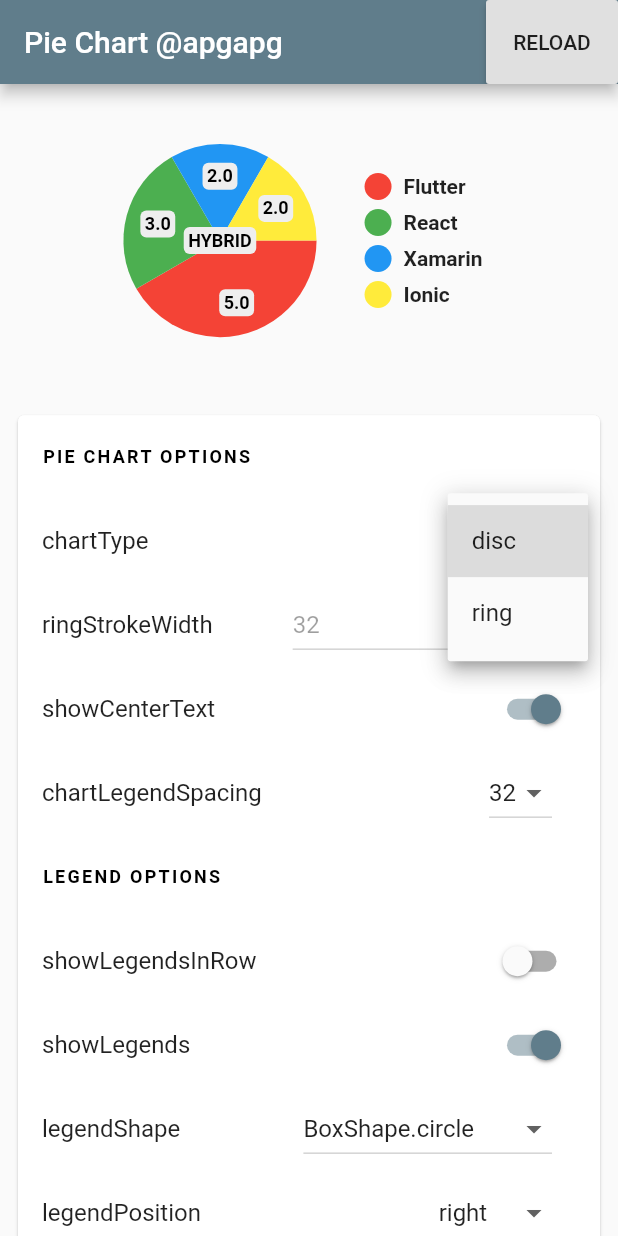
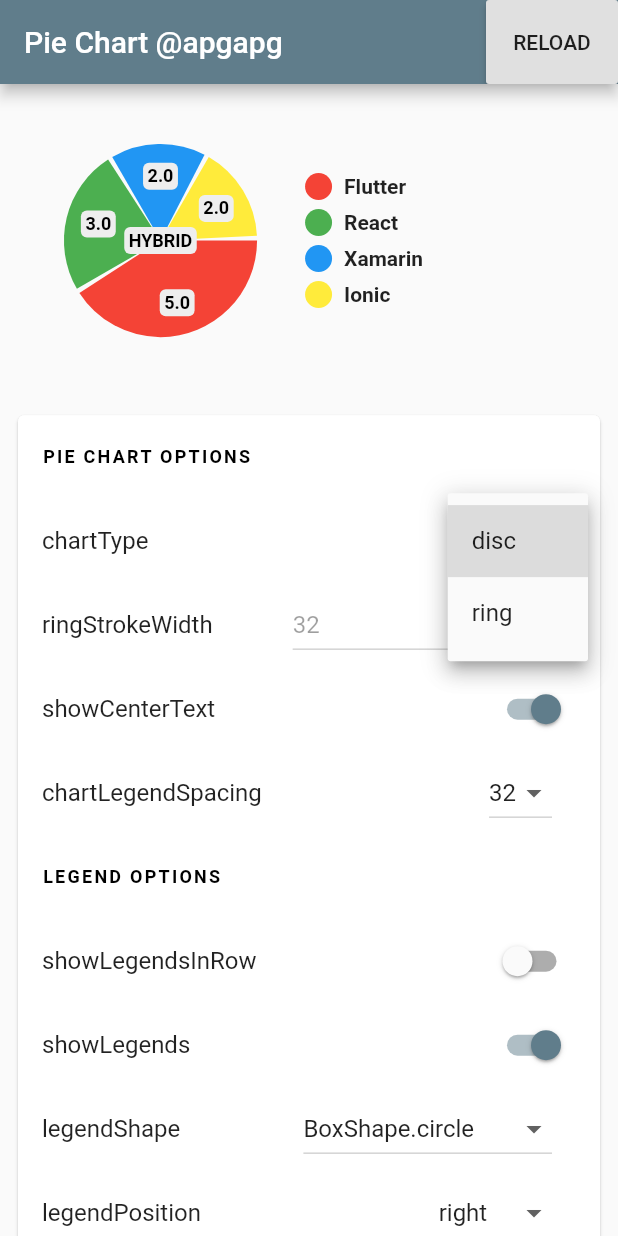
Before and after one commit to apgapg/pie_chart, a Flutter app: the screen it shows after launch, after a tap on "disc", on a phone screen of 412 x 824 dp. Run offline on Flutter 3.47's test engine with Material 2 defaults, Android fonts, the phone set to English and light mode, and no system bars.

Commit message:
add border for chart arcs
add ability to set legend width and height

fix: legend title overflow issue / legend title overflowed by chart

code cleanup

```diff
--- a/lib/src/chart_painter.dart
+++ b/lib/src/chart_painter.dart
@@ -1,14 +1,15 @@
 import 'dart:math' as math;
 
 import 'package:flutter/material.dart';
-import 'package:pie_chart/pie_chart.dart';
+
+import '../pie_chart.dart';
 
 class PieChartPainter extends CustomPainter {
-  List<Paint> _paintList = [];
+  final List<Paint> _paintList = [];
   late List<double> _subParts;
   List<String>? _subTitles;
   double _total = 0;
-  double _totalAngle = math.pi * 2;
+  final double _totalAngle = math.pi * 2;
 
   final TextStyle? chartValueStyle;
   final Color? chartValueBackgroundColor;
@@ -23,6 +24,7 @@ class PieChartPainter extends CustomPainter {
   final Function? formatChartValues;
   final double? strokeWidth;
   final Color? emptyColor;
+  final double border;
 
   double _prevAngle = 0;
 
@@ -44,13 +46,15 @@ class PieChartPainter extends CustomPainter {
     this.formatChartValues,
     this.strokeWidth,
     this.emptyColor,
+    this.border = .05,
   }) {
     _total = values.fold(0, (v1, v2) => v1 + v2);
-    for (int i = 0; i < values.length; i++) {
+    for (var i = 0; i < values.length; i++) {
       final paint = Paint()..color = getColor(colorList, i);
       if (chartType == ChartType.ring) {
-        paint.style = PaintingStyle.stroke;
-        paint.strokeWidth = strokeWidth!;
+        paint
+          ..style = PaintingStyle.stroke
+          ..strokeWidth = strokeWidth!;
       }
       _paintList.add(paint);
     }
@@ -64,48 +68,48 @@ class PieChartPainter extends CustomPainter {
     if (_total == 0) {
       final paint = Paint()..color = emptyColor!;
       if (chartType == ChartType.ring) {
-        paint.style = PaintingStyle.stroke;
-        paint.strokeWidth = strokeWidth!;
+        paint
+          ..style = PaintingStyle.stroke
+          ..strokeWidth = strokeWidth!;
       }
       canvas.drawArc(
-        new Rect.fromLTWH(0.0, 0.0, side, size.height),
+        Rect.fromLTWH(0, 0, side, size.height),
         _prevAngle,
         360,
-        chartType == ChartType.disc ? true : false,
+        chartType == ChartType.disc,
         paint,
       );
     } else {
-      _prevAngle = this.initialAngle! * math.pi / 180;
-      for (int i = 0; i < _subParts.length; i++) {
+      _prevAngle = initialAngle! * math.pi / 180;
+      final gap = _subParts.isNotEmpty ? border : 0;
+      for (var i = 0; i < _subParts.length; i++) {
         canvas.drawArc(
-          new Rect.fromLTWH(0.0, 0.0, side, size.height),
+          Rect.fromLTWH(0, 0, side, size.height),
           _prevAngle,
-          (((_totalAngle) / _total) * _subParts[i]),
-          chartType == ChartType.disc ? true : false,
+          ((_totalAngle / _total) * _subParts[i]) - gap,
+          chartType == ChartType.disc,
           _paintList[i],
         );
         final radius = showChartValuesOutside ? (side / 2) + 16 : side / 3;
-        final x = (radius) *
+        final x = radius *
             math.cos(
-                _prevAngle + ((((_totalAngle) / _total) * _subParts[i]) / 2));
-        final y = (radius) *
+                _prevAngle + (((_totalAngle / _total) * _subParts[i]) / 2));
+        final y = radius *
             math.sin(
-                _prevAngle + ((((_totalAngle) / _total) * _subParts[i]) / 2));
+                _prevAngle + (((_totalAngle / _total) * _subParts[i]) / 2));
         if (_subParts.elementAt(i).toInt() != 0) {
           final value = formatChartValues != null
               ? formatChartValues!(_subParts.elementAt(i))
-              : _subParts.elementAt(i).toStringAsFixed(this.decimalPlaces!);
+              : _subParts.elementAt(i).toStringAsFixed(decimalPlaces!);
 
           if (showChartValues) {
             final name = showValuesInPercentage!
-                ? (((_subParts.elementAt(i) / _total) * 100)
-                        .toStringAsFixed(this.decimalPlaces!) +
-                    '%')
+                ? ('${((_subParts.elementAt(i) / _total) * 100).toStringAsFixed(decimalPlaces!)}%')
                 : value;
             _drawName(canvas, name, x, y, side);
           }
         }
-        _prevAngle = _prevAngle + (((_totalAngle) / _total) * _subParts[i]);
+        _prevAngle = _prevAngle + ((_totalAngle / _total) * _subParts[i]);
       }
     }
 
@@ -119,25 +123,24 @@ class PieChartPainter extends CustomPainter {
   }
 
   void _drawName(Canvas canvas, String? name, double x, double y, double side) {
-    TextSpan span = TextSpan(
+    final span = TextSpan(
       style: chartValueStyle,
       text: name,
     );
-    TextPainter tp = TextPainter(
+    final tp = TextPainter(
       text: span,
       textAlign: TextAlign.center,
       textDirection: TextDirection.ltr,
-    );
-    tp.layout();
+    )..layout();
 
     if (showChartValueLabel!) {
       //Draw text background box
       final rect = Rect.fromCenter(
-        center: Offset((side / 2 + x), (side / 2 + y)),
+        center: Offset(side / 2 + x, side / 2 + y),
         width: tp.width + 6,
         height: tp.height + 4,
       );
-      final rRect = RRect.fromRectAndRadius(rect, Radius.circular(4));
+      final rRect = RRect.fromRectAndRadius(rect, const Radius.circular(4));
       final paint = Paint()
         ..color = chartValueBackgroundColor ?? Colors.grey[200]!
         ..style = PaintingStyle.fill;
@@ -146,7 +149,7 @@ class PieChartPainter extends CustomPainter {
     //Finally paint the text above box
     tp.paint(
       canvas,
-      new Offset(
+      Offset(
         (side / 2 + x) - (tp.width / 2),
         (side / 2 + y) - (tp.height / 2),
       ),
--- a/lib/src/legend.dart
+++ b/lib/src/legend.dart
@@ -6,12 +6,18 @@ class Legend extends StatelessWidget {
     required this.color,
     required this.style,
     required this.legendShape,
+    required this.titleRowWidth,
+    this.legendHeight = 8,
+    this.legendWidth = 8,
   });
 
   final String title;
   final Color color;
   final TextStyle style;
   final BoxShape legendShape;
+  final double titleRowWidth;
+  final double legendHeight;
+  final double legendWidth;
 
   @override
   Widget build(BuildContext context) {
@@ -21,8 +27,8 @@ class Legend extends StatelessWidget {
       children: <Widget>[
         Container(
           margin: EdgeInsets.symmetric(vertical: 2.0),
-          height: 20.0,
-          width: 18.0,
+          height: legendHeight,
+          width: legendWidth,
           decoration: BoxDecoration(
             shape: legendShape,
             color: color,
@@ -31,12 +37,12 @@ class Legend extends StatelessWidget {
         SizedBox(
           width: 8.0,
         ),
-        Flexible(
-          fit: FlexFit.loose,
+        SizedBox(
+          width: titleRowWidth,
           child: Text(
             title,
             style: style,
-            softWrap: true,
+            overflow: TextOverflow.ellipsis,
           ),
         ),
         SizedBox(
--- a/lib/src/legend_options.dart
+++ b/lib/src/legend_options.dart
@@ -8,6 +8,8 @@ class LegendOptions {
   final TextStyle legendTextStyle;
   final BoxShape legendShape;
   final LegendPosition legendPosition;
+  final double width;
+  final double height;
 
   const LegendOptions({
     this.showLegends = true,
@@ -15,5 +17,7 @@ class LegendOptions {
     this.legendTextStyle = defaultLegendStyle,
     this.legendShape = BoxShape.circle,
     this.legendPosition = LegendPosition.right,
+    this.width = 18,
+    this.height = 20,
   });
 }
--- a/lib/src/pie_chart.dart
+++ b/lib/src/pie_chart.dart
@@ -1,8 +1,8 @@
 import 'package:flutter/material.dart';
-import 'package:pie_chart/pie_chart.dart';
-import 'package:pie_chart/src/chart_values_options.dart';
 
+import '../pie_chart.dart';
 import 'chart_painter.dart';
+import 'chart_values_options.dart';
 import 'legend.dart';
 import 'utils.dart';
 
@@ -11,7 +11,7 @@ enum LegendPosition { top, bottom, left, right }
 enum ChartType { disc, ring }
 
 class PieChart extends StatefulWidget {
-  PieChart({
+  const PieChart({
     required this.dataMap,
     this.chartType = ChartType.disc,
     this.chartRadius,
@@ -25,9 +25,11 @@ class PieChart extends StatefulWidget {
     this.legendOptions = const LegendOptions(),
     this.chartValuesOptions = const ChartValuesOptions(),
     this.emptyColor = Colors.grey,
+    this.border = .05,
     Key? key,
   }) : super(key: key);
 
+  final double border;
   final Map<String, double> dataMap;
   final ChartType chartType;
   final double? chartRadius;
@@ -50,23 +52,23 @@ class _PieChartState extends State<PieChart>
     with SingleTickerProviderStateMixin {
   late Animation<double> animation;
   AnimationController? controller;
-  double _animFraction = 0.0;
+  double _animFraction = 0;
 
   List<String>? legendTitles;
   late List<double> legendValues;
 
   void initLegends() {
-    this.legendTitles = widget.dataMap.keys.toList(growable: false);
+    legendTitles = widget.dataMap.keys.toList(growable: false);
   }
 
   void initValues() {
-    this.legendValues = widget.dataMap.values.toList(growable: false);
+    legendValues = widget.dataMap.values.toList(growable: false);
   }
 
   void initData() {
     assert(
-      widget.dataMap != null && widget.dataMap.isNotEmpty,
-      "dataMap passed to pie chart cant be null or empty",
+      widget.dataMap.isNotEmpty,
+      'dataMap passed to pie chart cant be null or empty',
     );
     initLegends();
     initValues();
@@ -77,7 +79,7 @@ class _PieChartState extends State<PieChart>
     super.initState();
     initData();
     controller = AnimationController(
-      duration: widget.animationDuration ?? Duration(milliseconds: 800),
+      duration: widget.animationDuration ?? const Duration(milliseconds: 800),
       vsync: this,
     );
     final Animation curve = CurvedAnimation(
@@ -97,7 +99,7 @@ class _PieChartState extends State<PieChart>
   Widget _getChart() {
     return Flexible(
       child: LayoutBuilder(
-        builder: (_, c) => Container(
+        builder: (_, c) => SizedBox(
           height: widget.chartRadius != null
               ? c.maxWidth < widget.chartRadius!
                   ? c.maxWidth
@@ -125,8 +127,9 @@ class _PieChartState extends State<PieChart>
               formatChartValues: widget.formatChartValues,
               strokeWidth: widget.ringStrokeWidth,
               emptyColor: widget.emptyColor,
+              border: widget.border,
             ),
-            child: AspectRatio(aspectRatio: 1),
+            child: const AspectRatio(aspectRatio: 1),
           ),
         ),
       ),
@@ -162,7 +165,8 @@ class _PieChartState extends State<PieChart>
         );
       case LegendPosition.left:
         return Row(
-          mainAxisSize: MainAxisSize.min,
+          mainAxisSize: MainAxisSize.max,
+          mainAxisAlignment: MainAxisAlignment.spaceBetween,
           children: <Widget>[
             _getLegend(
               padding: EdgeInsets.only(
@@ -199,8 +203,11 @@ class _PieChartState extends State<PieChart>
     }
   }
 
-  _getLegend({EdgeInsets? padding}) {
+  Widget _getLegend({EdgeInsets? padding}) {
     if (widget.legendOptions.showLegends) {
+      return Flexible(
+        child: LayoutBuilder(
+          builder: (_, c) {
             return Padding(
               padding: padding!,
               child: Wrap(
@@ -208,11 +215,13 @@ class _PieChartState extends State<PieChart>
                     ? Axis.horizontal
                     : Axis.vertical,
                 runSpacing: 8,
-          crossAxisAlignment: WrapCrossAlignment.start,
                 children: legendTitles!
                     .map(
                       (item) => Legend(
                         title: item,
+                        legendHeight: widget.legendOptions.height,
+                        legendWidth: widget.legendOptions.width,
+                        titleRowWidth: c.maxWidth,
                         color: getColor(
                           widget.colorList,
                           legendTitles!.indexOf(item),
@@ -224,18 +233,19 @@ class _PieChartState extends State<PieChart>
                     .toList(),
               ),
             );
-    } else
-      return SizedBox(
-        height: 0,
-        width: 0,
+          },
+        ),
       );
+    } else {
+      return const SizedBox();
+    }
   }
 
   @override
   Widget build(BuildContext context) {
     return Container(
       alignment: Alignment.center,
-      padding: EdgeInsets.all(8.0),
+      padding: const EdgeInsets.all(8),
       child: _getPieChart(),
     );
   }
```
Lines whose indentation alone changed are shown as unchanged.
